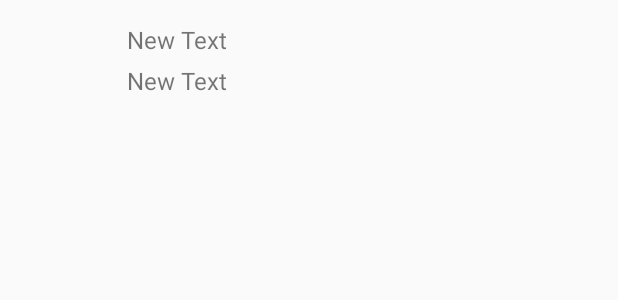
After one commit to loopy98/madcampweek1, an Android app: the layout phonenum_item.xml on its own in the app's theme, with its tools: preview values and no code run, on a phone screen of 412 x 824 dp. The commit adds this screen. Shown: the top 300 px of the screen. Run offline under Robolectric (Android 15) with nearby library versions, the phone set to English and light mode, and no system bars.

Commit message:
phonenum finished

```diff
--- a/app/build.gradle
+++ b/app/build.gradle
@@ -22,6 +22,8 @@ dependencies {
     implementation fileTree(dir: 'libs', include: ['*.jar'])
     implementation 'com.android.support:appcompat-v7:28.0.0'
     implementation 'com.android.support.constraint:constraint-layout:1.1.3'
+    implementation 'com.android.support:cardview-v7:28.0.0'
+    implementation 'com.android.support:recyclerview-v7:28.0.0'
     testImplementation 'junit:junit:4.12'
     androidTestImplementation 'com.android.support.test:runner:1.0.2'
     androidTestImplementation 'com.android.support.test.espresso:espresso-core:3.0.2'
--- a/app/src/main/java/com/example/myapplication/MainActivity.java
+++ b/app/src/main/java/com/example/myapplication/MainActivity.java
@@ -1,6 +1,9 @@
 package com.example.myapplication;
 
+import android.Manifest;
 import android.content.Intent;
+import android.content.pm.PackageManager;
+import android.support.v4.content.ContextCompat;
 import android.support.v7.app.AppCompatActivity;
 import android.os.Bundle;
 import android.view.View;
--- /dev/null
+++ b/app/src/main/res/layout/phonenum_item.xml
@@ -0,0 +1,45 @@
+<?xml version="1.0" encoding="utf-8"?>
+<LinearLayout
+    xmlns:android="http://schemas.android.com/apk/res/android"
+    android:orientation="horizontal"
+    android:layout_width="match_parent"
+    android:layout_height="wrap_content"
+    android:layout_marginTop="10dp">
+
+    <ImageView
+        android:id="@+id/imageView"
+        android:layout_width="wrap_content"
+        android:layout_height="match_parent"
+        android:layout_weight="1"/>
+
+    <LinearLayout
+        android:layout_width="wrap_content"
+        android:layout_height="match_parent"
+        android:orientation="vertical"
+        android:layout_weight="4">
+
+        <TextView
+            android:layout_width="match_parent"
+            android:layout_height="wrap_content"
+            android:text="New Text"
+            android:id="@+id/textView1"
+            android:textSize="16sp"
+            android:gravity="center_vertical"
+            android:layout_marginTop="5dp"
+            android:layout_marginStart="20dp"
+            android:layout_marginLeft="20dp"/>
+
+        <TextView
+            android:layout_width="match_parent"
+            android:layout_height="wrap_content"
+            android:text="New Text"
+            android:id="@+id/textView2"
+            android:textSize="16sp"
+            android:layout_marginTop="5dp"
+            android:layout_marginStart="20dp"
+            android:layout_marginLeft="20dp"/>
+
+    </LinearLayout>
+
+
+</LinearLayout>
```
Also changed, not shown: app/src/main/java/com/example/myapplication/MyAdapter.java (added, +54 -0 lines), app/src/main/java/com/example/myapplication/phone_num.java (+91 -0 lines), app/src/main/java/com/example/myapplication/phonenum_item.java (added, +17 -0 lines), app/src/main/res/layout/phone_num.xml (+21 -4 lines), app/src/main/res/drawable-v24/user.png (added).
